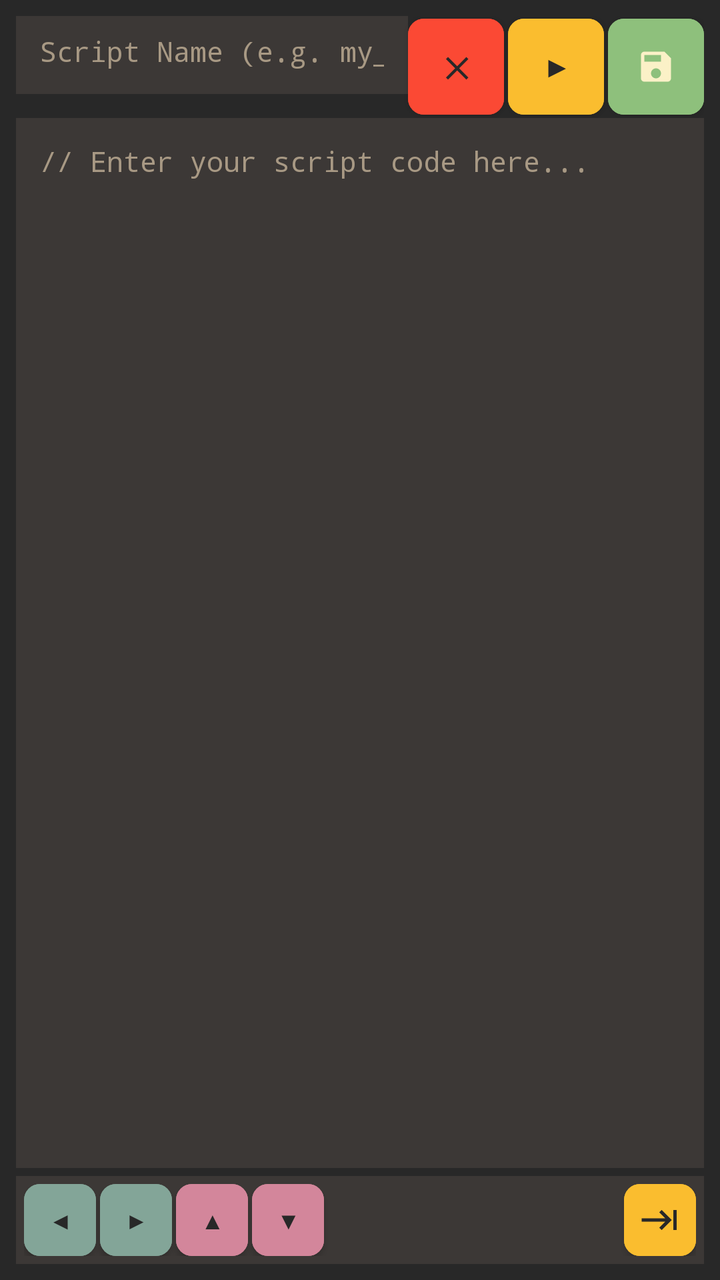
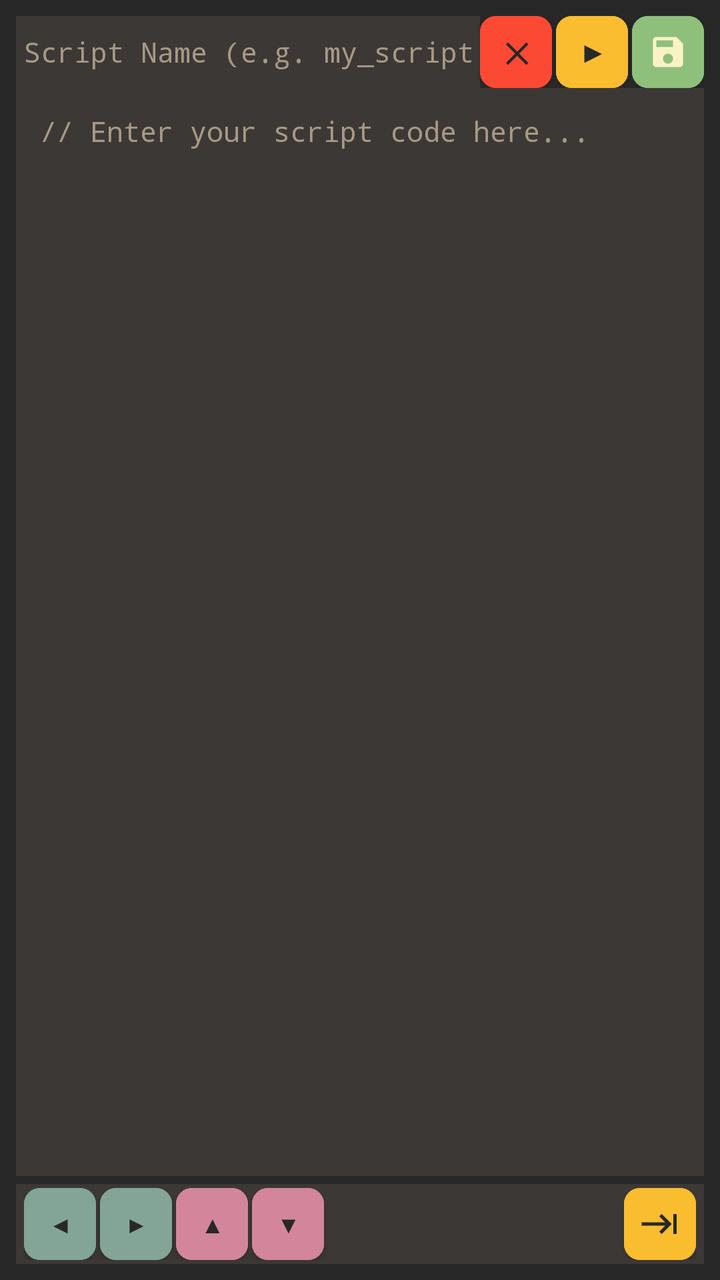

Compare the two renders of this Android layout. The source of the first and the diff that turns it into the second are given below.
<!-- AndroidManifest.xml: application theme Theme.Droidulator -->
<!-- res/layout/dialog_script_editor.xml -->
<?xml version="1.0" encoding="utf-8"?>
<LinearLayout xmlns:android="http://schemas.android.com/apk/res/android"
    xmlns:app="http://schemas.android.com/apk/res-auto"
    android:id="@+id/script_editor_root"
    android:layout_width="match_parent"
    android:layout_height="match_parent"
    android:orientation="vertical"
    android:background="@color/gruvbox_bg"
    android:padding="8dp">

    
    <LinearLayout android:layout_width="match_parent" android:layout_height="wrap_content" android:gravity="center_vertical" android:orientation="horizontal">
    <EditText
        android:id="@+id/et_script_name"
        android:inputType="textNoSuggestions"
        android:layout_width="0dp"
        android:layout_weight="1"
        android:layout_height="wrap_content"
        android:hint="@string/ui_text_048"
        android:textColorHint="@color/gruvbox_fg_dim"
        android:textColor="@color/gruvbox_fg"
        android:background="@color/gruvbox_bg_soft"
        android:fontFamily="monospace"
        android:textSize="14sp"
        android:padding="12dp"
        android:singleLine="true"
        android:layout_marginBottom="8dp" />
        <Button
            android:id="@+id/btn_script_cancel"
            android:contentDescription="@string/ui_text_011"
            android:layout_width="48dp"
            android:layout_height="48dp"
            android:text="@string/btn_clear"
            android:textColor="@color/gruvbox_bg"
            android:backgroundTint="@color/gruvbox_red"
            android:fontFamily="monospace"
            android:textSize="14sp"
            android:textStyle="bold"
            android:padding="0dp"
            android:insetTop="0dp"
            android:insetBottom="0dp"
            android:insetLeft="0dp"
            android:insetRight="0dp" />
        <Button
            android:id="@+id/btn_script_run"
            android:contentDescription="@string/ui_text_046"
            android:layout_width="48dp"
            android:layout_height="48dp"
            android:text="▶"
            android:textColor="@color/gruvbox_bg"
            android:backgroundTint="@color/gruvbox_yellow"
            android:fontFamily="sans-serif"
            android:textSize="14sp"
            android:textStyle="bold"
            android:padding="0dp"
            android:insetTop="0dp"
            android:insetBottom="0dp"
            android:insetLeft="0dp"
            android:insetRight="0dp"
            android:layout_marginStart="2dp" />
        <com.google.android.material.button.MaterialButton
            android:id="@+id/btn_script_save"
            android:contentDescription="@string/ui_text_047"
            android:layout_width="48dp"
            android:layout_height="48dp"
            android:backgroundTint="@color/gruvbox_aqua"
            app:icon="@drawable/ic_save"
            app:iconGravity="textStart"
            app:iconPadding="0dp"
            app:iconSize="20dp"
            app:iconTint="@color/gruvbox_light_bg"
            android:padding="0dp"
            android:insetTop="0dp"
            android:insetBottom="0dp"
            android:insetLeft="0dp"
            android:insetRight="0dp"
            android:layout_marginStart="2dp" />
    </LinearLayout>

    
    <EditText
        android:id="@+id/et_script_code"
        android:layout_width="match_parent"
        android:layout_height="0dp"
        android:layout_weight="1"
        android:hint="@string/ui_text_049"
        android:textColorHint="@color/gruvbox_fg_dim"
        android:textColor="@color/gruvbox_fg"
        android:background="@color/gruvbox_bg_soft"
        android:fontFamily="monospace"
        android:textSize="14sp"
        android:padding="12dp"
        android:gravity="top|start"
        android:inputType="textMultiLine|textNoSuggestions"
        android:scrollbars="vertical" />

    
    <LinearLayout
        android:id="@+id/script_editor_toolbar"
        android:layout_width="match_parent"
        android:layout_height="44dp"
        android:orientation="horizontal"
        android:gravity="center_vertical"
        android:background="@color/gruvbox_bg_soft"
        android:layout_marginTop="4dp"
        android:paddingStart="4dp"
        android:paddingEnd="4dp"
        android:paddingTop="4dp"
        android:paddingBottom="4dp">

        
        <Button
            android:id="@+id/btn_script_nav_left"
            android:contentDescription="@string/access_btn_nav_left"
            android:layout_width="36dp"
            android:layout_height="match_parent"
            android:text="@string/ui_text_041"
            android:textColor="@color/gruvbox_bg"
            android:backgroundTint="@color/gruvbox_blue"
            android:textSize="12sp"
            android:padding="0dp"
            android:insetTop="0dp"
            android:insetBottom="0dp"
            android:insetLeft="0dp"
            android:insetRight="0dp" />

        <Button
            android:id="@+id/btn_script_nav_right"
            android:contentDescription="@string/access_btn_nav_right"
            android:layout_width="36dp"
            android:layout_height="match_parent"
            android:text="@string/ui_text_042"
            android:textColor="@color/gruvbox_bg"
            android:backgroundTint="@color/gruvbox_blue"
            android:textSize="12sp"
            android:padding="0dp"
            android:insetTop="0dp"
            android:insetBottom="0dp"
            android:insetLeft="0dp"
            android:insetRight="0dp"
            android:layout_marginStart="2dp" />

        <Button
            android:id="@+id/btn_script_nav_up"
            android:contentDescription="@string/access_btn_nav_up"
            android:layout_width="36dp"
            android:layout_height="match_parent"
            android:text="@string/ui_text_043"
            android:textColor="@color/gruvbox_bg"
            android:backgroundTint="@color/gruvbox_purple"
            android:textSize="12sp"
            android:padding="0dp"
            android:insetTop="0dp"
            android:insetBottom="0dp"
            android:insetLeft="0dp"
            android:insetRight="0dp"
            android:layout_marginStart="2dp" />

        <Button
            android:id="@+id/btn_script_nav_down"
            android:contentDescription="@string/access_btn_nav_down"
            android:layout_width="36dp"
            android:layout_height="match_parent"
            android:text="@string/ui_text_044"
            android:textColor="@color/gruvbox_bg"
            android:backgroundTint="@color/gruvbox_purple"
            android:textSize="12sp"
            android:padding="0dp"
            android:insetTop="0dp"
            android:insetBottom="0dp"
            android:insetLeft="0dp"
            android:insetRight="0dp"
            android:layout_marginStart="2dp" />

        


        <View
            android:layout_width="0dp"
            android:layout_height="1dp"
            android:layout_weight="1" />
        <com.google.android.material.button.MaterialButton
            android:id="@+id/btn_script_tab"
            android:contentDescription="@string/btn_tab"
            android:layout_width="36dp"
            android:layout_height="match_parent"
            android:backgroundTint="@color/gruvbox_yellow"
            app:icon="@drawable/ic_tab"
            app:iconGravity="textStart"
            app:iconPadding="0dp"
            app:iconSize="20dp"
            app:iconTint="@color/gruvbox_bg"
            android:padding="0dp"
            android:insetTop="0dp"
            android:insetBottom="0dp"
            android:insetLeft="0dp"
            android:insetRight="0dp"
            android:layout_marginStart="2dp" />

        


        


        

    </LinearLayout>

</LinearLayout>
<!-- resources referenced by this layout -->
<resources>
  <color name="gruvbox_aqua">#8ec07c</color>
  <color name="gruvbox_bg">#282828</color>
  <color name="gruvbox_bg_soft">#3c3836</color>
  <color name="gruvbox_blue">#83a598</color>
  <color name="gruvbox_fg">#ebdbb2</color>
  <color name="gruvbox_fg_dim">#a89984</color>
  <color name="gruvbox_light_bg">#fbf1c7</color>
  <color name="gruvbox_purple">#d3869b</color>
  <color name="gruvbox_red">#fb4934</color>
  <color name="gruvbox_yellow">#fabd2f</color>
  <!-- drawable ic_save (drawable) -->
  <vector xmlns:android="http://schemas.android.com/apk/res/android"
      android:width="20dp"
      android:height="20dp"
      android:viewportWidth="24"
      android:viewportHeight="24">
      <path
          android:fillColor="@android:color/white"
          android:pathData="M17,3H5c-1.11,0 -2,0.9 -2,2v14c0,1.1 0.89,2 2,2h14c1.1,0 2,-0.9 2,-2V7l-4,-4zm-5,16c-1.66,0 -3,-1.34 -3,-3s1.34,-3 3,-3 3,1.34 3,3 -1.34,3 -3,3zm3,-10H5V5h10v4z"/>
  </vector>
  <!-- drawable ic_tab (drawable) -->
  <vector xmlns:android="http://schemas.android.com/apk/res/android"
      android:width="20dp"
      android:height="20dp"
      android:viewportWidth="24"
      android:viewportHeight="24">
      <path
          android:fillColor="@android:color/white"
          android:pathData="M11.59,7.41L15.17,11H1v2h14.17l-3.59,3.59L13,18l6,-6 -6,-6 -1.41,1.41zM20,6v12h2V6h-2z"/>
  </vector>
  <string name="access_btn_nav_down">Next command</string>
  <string name="access_btn_nav_left">Move cursor left</string>
  <string name="access_btn_nav_right">Move cursor right</string>
  <string name="access_btn_nav_up">Previous command</string>
  <string name="btn_clear">✕</string>
  <string name="btn_tab">Tab</string>
  <string name="ui_text_011" formatted="false">Cancel</string>
  <string name="ui_text_041" formatted="false">◀</string>
  <string name="ui_text_042" formatted="false">▶</string>
  <string name="ui_text_043" formatted="false">▲</string>
  <string name="ui_text_044" formatted="false">▼</string>
  <string name="ui_text_046" formatted="false">▶ RUN</string>
  <string name="ui_text_047" formatted="false">SAVE</string>
  <string name="ui_text_048" formatted="false">Script Name (e.g. my_script)</string>
  <string name="ui_text_049" formatted="false">// Enter your script code here...</string>
  <style name="Widget.Droidulator.Button" parent="Widget.MaterialComponents.Button">
          <item name="cornerRadius">8dp</item>
          <item name="android:insetTop">0dp</item>
          <item name="android:insetBottom">0dp</item>
          <item name="android:insetLeft">0dp</item>
          <item name="android:insetRight">0dp</item>
          <item name="android:minWidth">0dp</item>
          <item name="android:minHeight">0dp</item>
      </style>
  <color name="gruvbox_green">#b8bb26</color>
  <style name="GruvboxAlertDialogTheme" parent="Theme.MaterialComponents.DayNight.Dialog.Alert">
          <item name="android:windowBackground">@color/gruvbox_bg</item>
          <item name="android:colorBackground">@color/gruvbox_bg</item>
          <item name="colorSurface">@color/gruvbox_bg</item>
          <item name="colorOnSurface">@color/gruvbox_fg</item>
          <item name="android:textColorPrimary">@color/gruvbox_fg</item>
          <item name="android:textColorSecondary">@color/gruvbox_fg_dim</item>
          <item name="colorAccent">@color/gruvbox_aqua</item>
      </style>
  <!-- unchanged entries left out for length: 1 -->
</resources>

<!-- the commit's change to res/layout/dialog_script_editor.xml (unified diff, before → after) -->
@@ -22,14 +22,14 @@
         android:background="@color/gruvbox_bg_soft"
         android:fontFamily="monospace"
         android:textSize="14sp"
-        android:padding="12dp"
+        android:padding="4dp"
         android:singleLine="true"
-        android:layout_marginBottom="8dp" />
+        android:minHeight="36dp" />
         <Button
             android:id="@+id/btn_script_cancel"
             android:contentDescription="@string/ui_text_011"
-            android:layout_width="48dp"
-            android:layout_height="48dp"
+            android:layout_width="36dp"
+            android:layout_height="36dp"
             android:text="@string/btn_clear"
             android:textColor="@color/gruvbox_bg"
             android:backgroundTint="@color/gruvbox_red"
@@ -44,8 +44,8 @@
         <Button
             android:id="@+id/btn_script_run"
             android:contentDescription="@string/ui_text_046"
-            android:layout_width="48dp"
-            android:layout_height="48dp"
+            android:layout_width="36dp"
+            android:layout_height="36dp"
             android:text="▶"
             android:textColor="@color/gruvbox_bg"
             android:backgroundTint="@color/gruvbox_yellow"
@@ -61,8 +61,8 @@
         <com.google.android.material.button.MaterialButton
             android:id="@+id/btn_script_save"
             android:contentDescription="@string/ui_text_047"
-            android:layout_width="48dp"
-            android:layout_height="48dp"
+            android:layout_width="36dp"
+            android:layout_height="36dp"
             android:backgroundTint="@color/gruvbox_aqua"
             app:icon="@drawable/ic_save"
             app:iconGravity="textStart"
@@ -98,15 +98,15 @@
     <LinearLayout
         android:id="@+id/script_editor_toolbar"
         android:layout_width="match_parent"
-        android:layout_height="44dp"
+        android:layout_height="40dp"
         android:orientation="horizontal"
         android:gravity="center_vertical"
         android:background="@color/gruvbox_bg_soft"
         android:layout_marginTop="4dp"
         android:paddingStart="4dp"
         android:paddingEnd="4dp"
-        android:paddingTop="4dp"
-        android:paddingBottom="4dp">
+        android:paddingTop="2dp"
+        android:paddingBottom="2dp">
 
         
         <Button
@@ -174,6 +174,10 @@
 
         
 
+
+        <TextView android:id="@+id/script_line" android:layout_width="wrap_content"
+            android:layout_height="wrap_content" android:paddingStart="8dp"
+            android:fontFamily="monospace" android:textSize="13sp" />
 
         <View
             android:layout_width="0dp"
